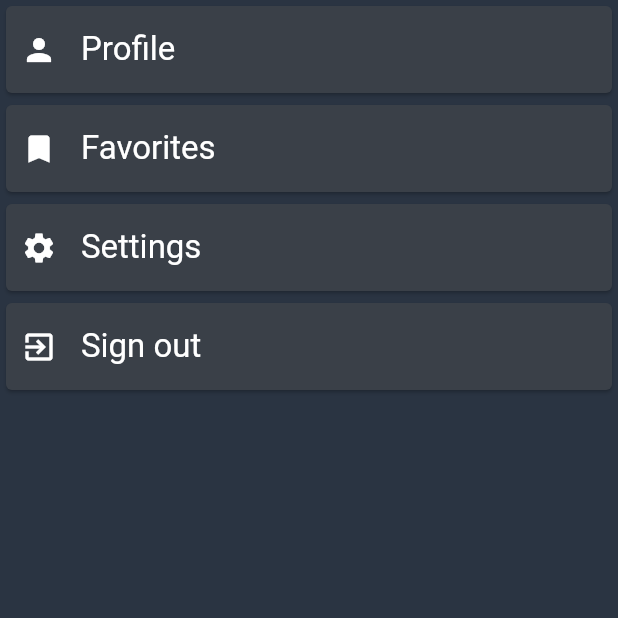
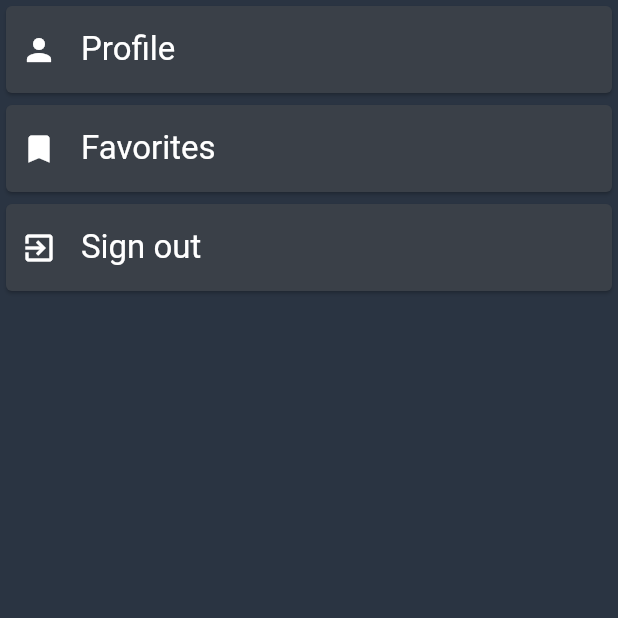
Before and after one commit to Popolipolipopo/flutter_module, a Flutter app: the Menu screen opened directly, on a phone screen of 412 x 824 dp, the top half of it. Run offline on Flutter 3.47's test engine with Material 2 defaults, Android fonts, the phone set to English and light mode, and no system bars; our stand-ins replace audioplayers, cloud_firestore, custom_navigation_bar, firebase_auth, firebase_core, firebase_storage and 4 more; missing offline and left inert: beauty_textfield; accounts and stored records are empty.

Commit message:
[+] Removing settings [+]

```diff
--- a/lib/Pages/Menu.dart
+++ b/lib/Pages/Menu.dart
@@ -8,7 +8,6 @@ class Menu extends StatelessWidget {
   List<dynamic> pages = [
     ['Profile', '/profile', Icons.person],
     ['Favorites', '/fav', Icons.bookmark],
-    ['Settings', '/settings', Icons.settings],
     ['Sign out', '/deco', Icons.exit_to_app],
   ];
 
```
